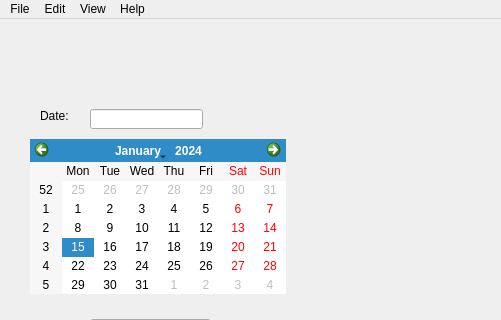
paulina7m/COMP3004OmegaSquad, file OmegaSquaddApplication/addsupplywindow.ui: the form before one commit; both pictures show x 0 to 501 and y 0 to 320 of the 800 by 600 pixel window.
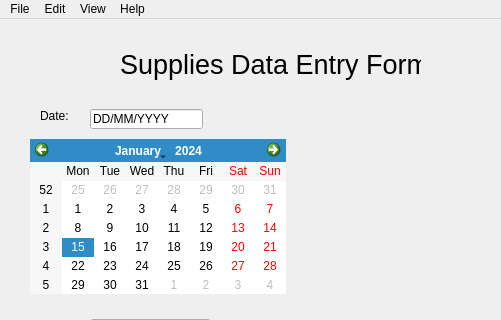
The form after the commit.

```diff
--- a/OmegaSquaddApplication/addsupplywindow.ui
+++ b/OmegaSquaddApplication/addsupplywindow.ui
@@ -36,6 +36,9 @@
       <height>20</height>
      </rect>
     </property>
+    <property name="text">
+     <string>DD/MM/YYYY</string>
+    </property>
    </widget>
    <widget class="QCalendarWidget" name="calendarWidget">
     <property name="geometry">
@@ -129,6 +132,24 @@
      <string>Submit</string>
     </property>
    </widget>
+   <widget class="QLabel" name="label_5">
+    <property name="geometry">
+     <rect>
+      <x>120</x>
+      <y>30</y>
+      <width>301</width>
+      <height>31</height>
+     </rect>
+    </property>
+    <property name="font">
+     <font>
+      <pointsize>20</pointsize>
+     </font>
+    </property>
+    <property name="text">
+     <string>Supplies Data Entry Form</string>
+    </property>
+   </widget>
   </widget>
   <widget class="QMenuBar" name="menubar">
    <property name="geometry">
```
Left out of the diff: 127 changed lines with no effect on the pictures.
